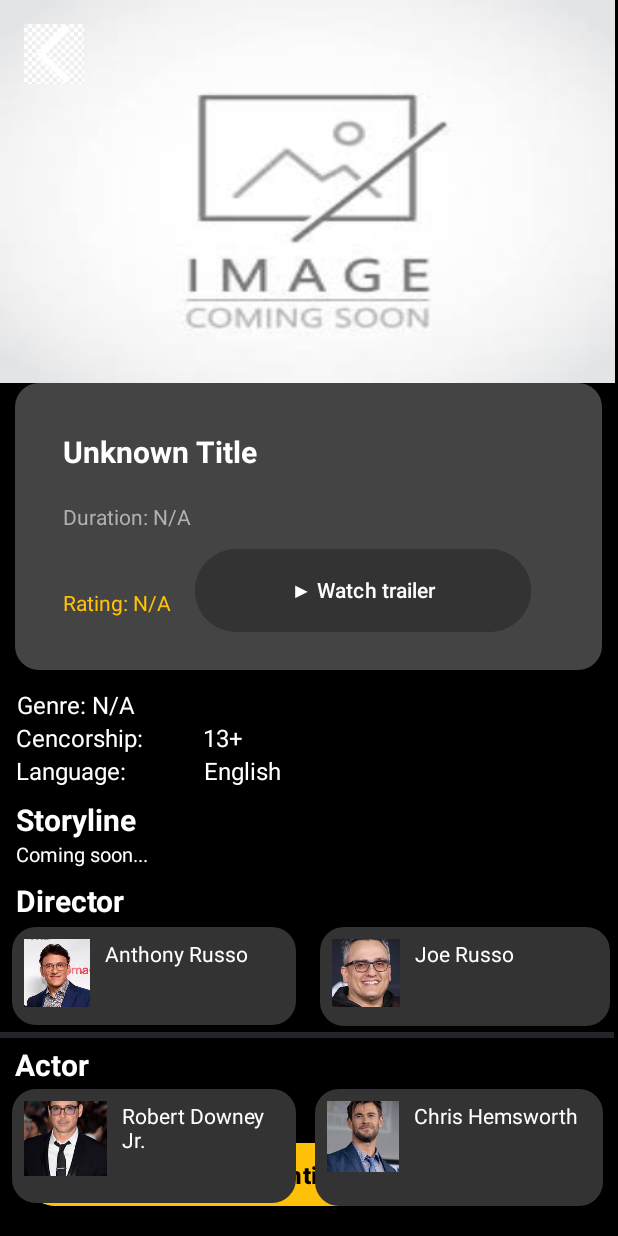
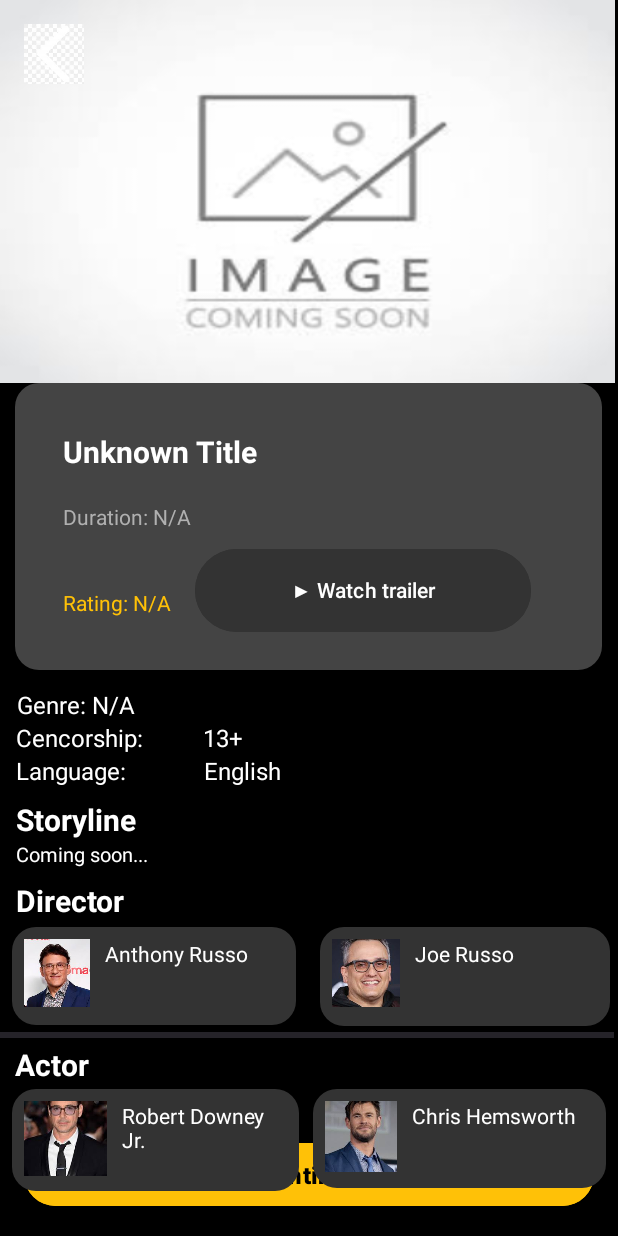
Before and after one commit to Wizin25/MovieTicketBox_Android_Java, an Android app: the MovieDetailsActivity screen opened directly, with no data from a screen before it, on a phone screen of 412 x 824 dp. Run offline under Robolectric (Android 15) with nearby library versions, the phone set to English and light mode, and no system bars.

Commit message:
fix height

```diff
--- a/app/src/main/res/layout/activity_movie_details.xml
+++ b/app/src/main/res/layout/activity_movie_details.xml
@@ -290,8 +290,8 @@
         app:layout_constraintStart_toStartOf="parent" />
 
     <LinearLayout
-        android:layout_width="192dp"
-        android:layout_height="78dp"
+        android:layout_width="195dp"
+        android:layout_height="66dp"
         android:layout_marginTop="4dp"
         android:background="@drawable/rounded_gray"
         android:orientation="horizontal"
@@ -319,8 +319,8 @@
 
     <LinearLayout
         android:id="@+id/linearLayout3"
-        android:layout_width="189dp"
-        android:layout_height="76dp"
+        android:layout_width="191dp"
+        android:layout_height="68dp"
         android:layout_marginStart="8dp"
         android:layout_marginTop="4dp"
         android:background="@drawable/rounded_gray"
```
